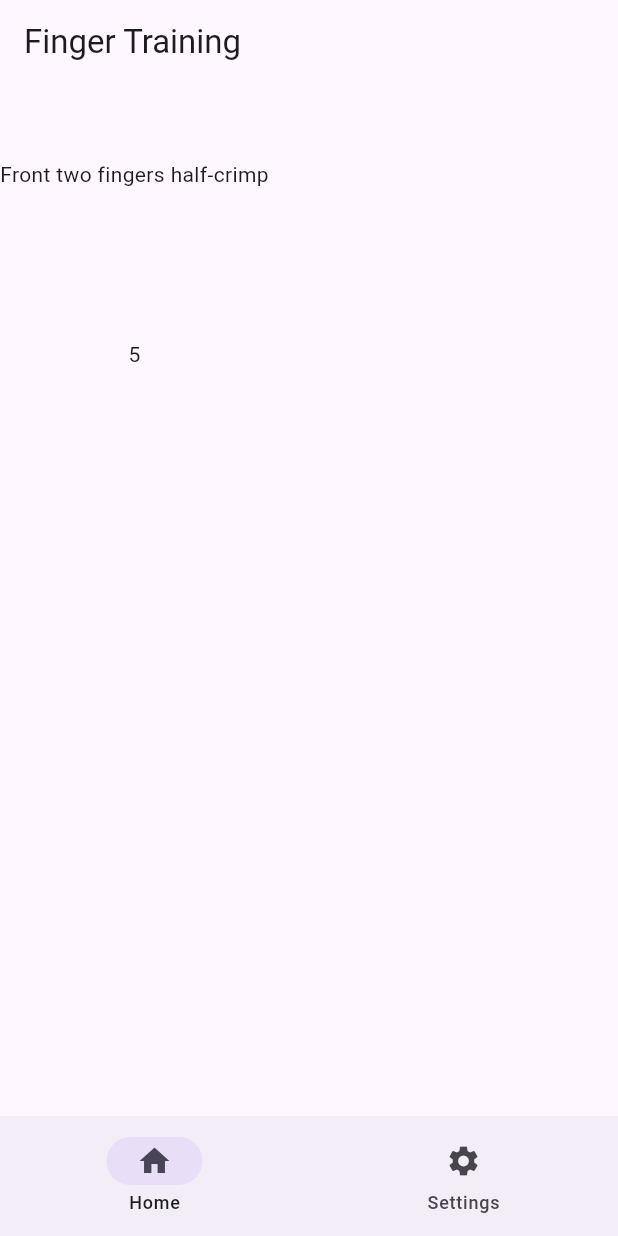
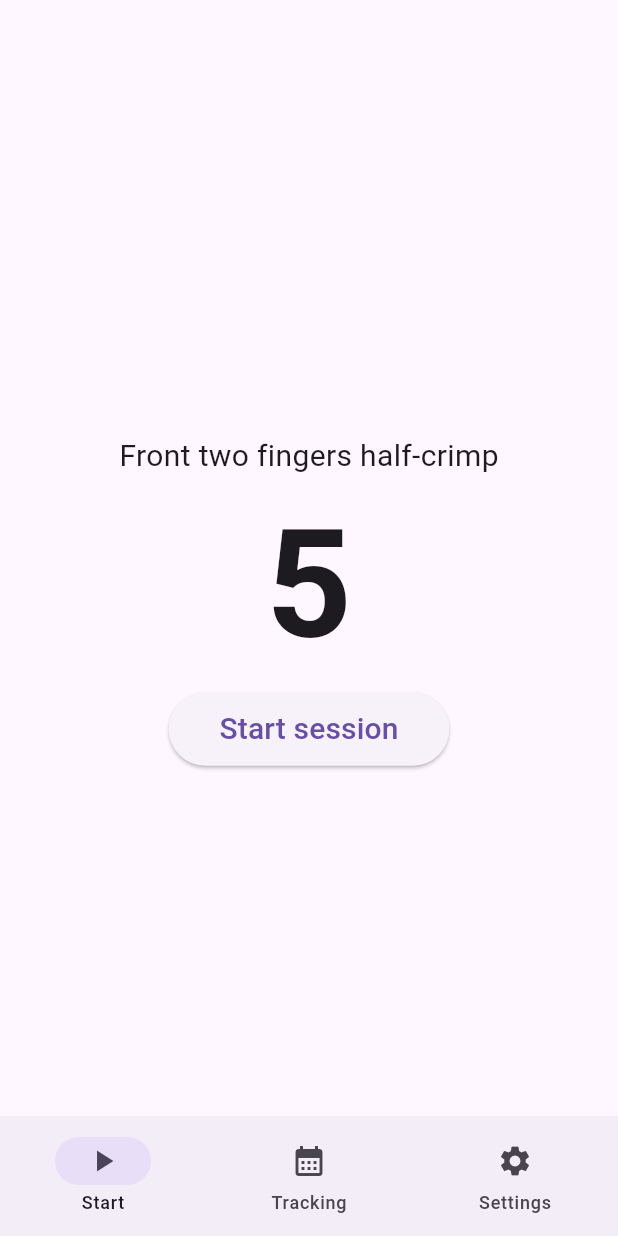
Before and after one commit to alquaza/finger_training_app, a Flutter app: the screen it shows after launch, on a phone screen of 412 x 824 dp. Run offline on Flutter 3.47's test engine with Material 3 defaults, Android fonts, the phone set to English and light mode, and no system bars.

Commit message:
Basic nav and timer functionality
- added some functionality to timer_screen
- added basic navigation

```diff
--- a/lib/main.dart
+++ b/lib/main.dart
@@ -1,13 +1,27 @@
 import "package:flutter/material.dart";
 import "package:finger_training_app/timer_screen.dart";
-import "package:finger_training_app/navigation.dart";
+import "package:finger_training_app/tracking_screen.dart";
+import "package:finger_training_app/settings_screen.dart";
 
 void main() {
   runApp(const MyApp());
 }
 
-class MyApp extends StatelessWidget {
+class MyApp extends StatefulWidget {
   const MyApp({super.key});
+
+  @override
+  State<MyApp> createState() => _MyAppState();
+}
+
+class _MyAppState extends State<MyApp> {
+  final List<Widget> screens = const [
+    TimerScreen(),
+    TrackingScreen(),
+    SettingsScreen(),
+  ];
+
+  int selectedIndex = 0;
 
   // the root of the application
   @override
@@ -16,12 +30,33 @@ class MyApp extends StatelessWidget {
       // this title is not displayed inside the app
       title: "Finger Strength Training",
       home: Scaffold(
-        // bar at the top
-        appBar: AppBar(title: const Text("Finger Training")),
+        // bar at the top, nothing in it yet so just for spacing
+        appBar: AppBar(), //title: const Text("Finger Training")
         // main content of the app screen
-        body: TimerScreen(),
+        body: screens[selectedIndex],
         // navigation bar at the bottom
-        bottomNavigationBar: Navigation(),
+        bottomNavigationBar: NavigationBar(
+          selectedIndex: selectedIndex,
+          onDestinationSelected: (int index) {
+            setState(() {
+              selectedIndex = index;
+            });
+          },
+          destinations: [
+            NavigationDestination(
+              icon: Icon(Icons.play_arrow),
+              label: "Start",
+            ),
+            NavigationDestination(
+              icon: Icon(Icons.calendar_month),
+              label: "Tracking",
+            ),
+            NavigationDestination(
+              icon: Icon(Icons.settings),
+              label: "Settings",
+            ),
+          ],
+        ),
       ),
     );
   }
--- a/lib/navigation.dart
+++ /dev/null
@@ -1,21 +0,0 @@
-import "package:flutter/material.dart";
-
-class Navigation extends StatelessWidget {
-  const Navigation({super.key});
-
-  @override
-  Widget build(BuildContext context) {
-    return NavigationBar(
-      destinations: [
-        NavigationDestination(
-          icon: Icon(Icons.home),
-          label: "Home",
-        ),
-        NavigationDestination(
-          icon: Icon(Icons.settings),
-          label: "Settings",
-        ),
-      ],
-    );
-  }
-}
--- a/lib/timer_screen.dart
+++ b/lib/timer_screen.dart
@@ -1,4 +1,5 @@
 import "package:flutter/material.dart";
+import "dart:async";
 
 class TimerScreen extends StatefulWidget {
   const TimerScreen({super.key});
@@ -8,16 +9,85 @@ class TimerScreen extends StatefulWidget {
 }
 
 class _TimerScreenState extends State<TimerScreen> {
+  Timer? timer;
+  int secondsRemaining = 5; // initial timer value
+  bool timerActive = false;
+
+  void startTimer() {
+    if (timerActive) return;
+
+    setState(() {
+      timerActive = true;
+      secondsRemaining = 10; // reset to 10 seconds
+    });
+
+    timer = Timer.periodic(Duration(seconds: 1), (timer) {
+      setState(() {
+        if (secondsRemaining > 0) {
+          secondsRemaining--;
+        } else {
+          timer.cancel();
+          timerActive = false;
+          // timer completed - you can add actions here
+        }
+      });
+    });
+  }
+
+  void stopTimer() {
+    timer?.cancel();
+    setState(() {
+      timerActive = false;
+    });
+  }
+
+  void resetTimer() {
+    timer?.cancel();
+    setState(() {
+      secondsRemaining = 10;
+      timerActive = false;
+    });
+  }
+
+  // this method is called when the widget is removed from the widget tree, ensures no memory leaks
+  @override
+  void dispose() {
+    timer?.cancel();
+    super.dispose();
+  }
+
   @override
   Widget build(BuildContext context) {
-    return Column(
-      children: [
-        SizedBox(height: 50),
-        Text("Front two fingers half-crimp"),
-        SizedBox(height: 100),
-        Text("5"),
-        SizedBox(height: 50),
-      ],
+    return Center(
+      child: Container(
+        margin: EdgeInsets.all(40),
+        child: Column(
+          mainAxisSize: MainAxisSize.min,
+          crossAxisAlignment: CrossAxisAlignment.center,
+          children: [
+            // TODO: make this dynamic based on selected exercise
+            Text(
+              "Front two fingers half-crimp",
+              style: TextStyle(fontSize: 20),
+            ),
+            Text(
+              "$secondsRemaining",
+              style: TextStyle(
+                fontSize: 100,
+                fontWeight: FontWeight.bold,
+              ),
+            ),
+            ElevatedButton(
+              // TODO: implement start functionality
+              onPressed: startTimer,
+              child: Padding(
+                padding: const EdgeInsets.all(10.0),
+                child: Text("Start session", style: TextStyle(fontSize: 20)),
+              ),
+            ),
+          ],
+        ),
+      ),
     );
   }
 }
```
Also changed, not shown: lib/settings_screen.dart (+15 -0 lines), lib/tracking_screen.dart (+15 -0 lines), 1 other file.
